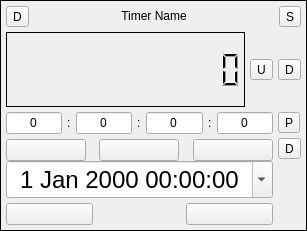
This is src/ui/AshmanixTimer.ui in ashmanix/obs-plugin-countdown as Qt 5 draws it before an edit. The edited form follows.
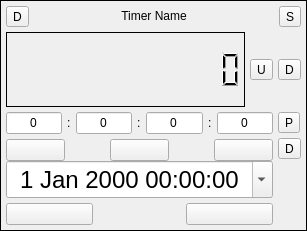
This is the edited form.

Commit message: Change base colour of each timer and went back to using tool buttons

Patch:
```diff
--- a/src/ui/AshmanixTimer.ui
+++ b/src/ui/AshmanixTimer.ui
@@ -350,14 +350,14 @@
                     <item>
                      <widget class="QPushButton" name="resetButton">
                       <property name="sizePolicy">
-                       <sizepolicy hsizetype="MinimumExpanding" vsizetype="Preferred">
+                       <sizepolicy hsizetype="Minimum" vsizetype="Fixed">
                         <horstretch>0</horstretch>
                         <verstretch>0</verstretch>
                        </sizepolicy>
                       </property>
                       <property name="minimumSize">
                        <size>
-                        <width>80</width>
+                        <width>0</width>
                         <height>0</height>
                        </size>
                       </property>
@@ -382,14 +382,14 @@
                     <item>
                      <widget class="QPushButton" name="pauseButton">
                       <property name="sizePolicy">
-                       <sizepolicy hsizetype="MinimumExpanding" vsizetype="Preferred">
+                       <sizepolicy hsizetype="Minimum" vsizetype="Fixed">
                         <horstretch>0</horstretch>
                         <verstretch>0</verstretch>
                        </sizepolicy>
                       </property>
                       <property name="minimumSize">
                        <size>
-                        <width>80</width>
+                        <width>0</width>
                         <height>0</height>
                        </size>
                       </property>
@@ -414,14 +414,14 @@
                     <item>
                      <widget class="QPushButton" name="playButton">
                       <property name="sizePolicy">
-                       <sizepolicy hsizetype="MinimumExpanding" vsizetype="Preferred">
+                       <sizepolicy hsizetype="Minimum" vsizetype="Fixed">
                         <horstretch>0</horstretch>
                         <verstretch>0</verstretch>
                        </sizepolicy>
                       </property>
                       <property name="minimumSize">
                        <size>
-                        <width>80</width>
+                        <width>0</width>
                         <height>0</height>
                        </size>
                       </property>
```
Left out of the diff: 1 changed line with no effect on the pictures. The commit also changes 5 other files.
